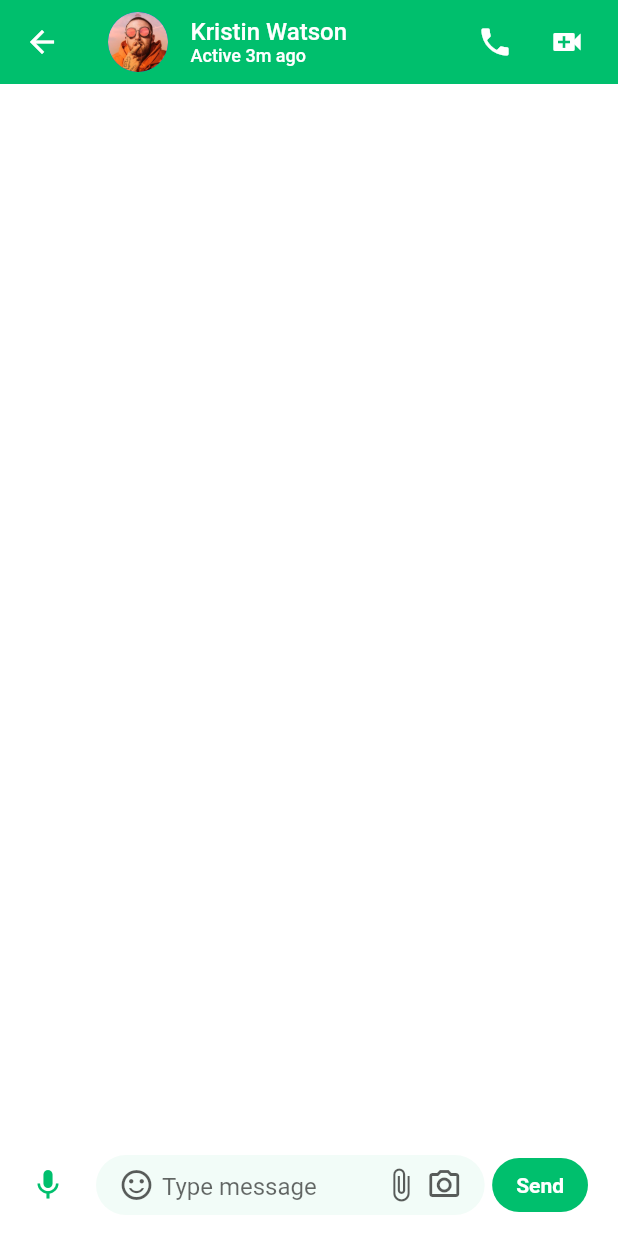
After one commit to gcanoxl/demos, a Flutter app: the MessagesScreen screen opened directly, on a phone screen of 412 x 824 dp. The commit adds this screen. Run offline on Flutter 3.47's test engine with Material 2 defaults, Android fonts, the phone set to English and light mode, and no system bars.

Commit message:
finish bottom of messagesscreen

```diff
--- a/flutterchat/lib/screens/chats/chats_screen.dart
+++ b/flutterchat/lib/screens/chats/chats_screen.dart
@@ -1,6 +1,6 @@
 import 'package:flutter/material.dart';
 import 'package:flutterchat/constants.dart';
-import 'package:flutterchat/screens/chats/components/body.dart';
+import 'package:flutterchat/screens/chats/components/chats_body.dart';
 
 class ChatsScreen extends StatefulWidget {
   const ChatsScreen({super.key});
@@ -15,7 +15,7 @@ class _ChatsScreenState extends State<ChatsScreen> {
   Widget build(BuildContext context) {
     return Scaffold(
       appBar: buildAppBar(),
-      body: const Body(),
+      body: const ChatsBody(),
       floatingActionButton: FloatingActionButton(
         onPressed: () {},
         backgroundColor: kPrimaryColor,
--- a/flutterchat/lib/screens/chats/components/body.dart
+++ b/flutterchat/lib/screens/chats/components/chats_body.dart
@@ -3,9 +3,10 @@ import 'package:flutterchat/components/filled_outline_button.dart';
 import 'package:flutterchat/constants.dart';
 import 'package:flutterchat/models/Chat.dart';
 import 'package:flutterchat/screens/chats/components/chat_card.dart';
+import 'package:flutterchat/screens/messages/messages_screen.dart';
 
-class Body extends StatelessWidget {
-  const Body({super.key});
+class ChatsBody extends StatelessWidget {
+  const ChatsBody({super.key});
 
   @override
   Widget build(BuildContext context) {
@@ -37,7 +38,11 @@ class Body extends StatelessWidget {
           itemCount: chatsData.length,
           itemBuilder: (context, index) => ChatCard(
             chat: chatsData[index],
-            onPressed: () {},
+            onPressed: () {
+              Navigator.of(context).push(MaterialPageRoute(
+                builder: (context) => const MessagesScreen(),
+              ));
+            },
           ),
         ))
       ],
--- /dev/null
+++ b/flutterchat/lib/screens/messages/components/messages_body.dart
@@ -0,0 +1,98 @@
+import 'package:flutter/material.dart';
+import 'package:flutterchat/constants.dart';
+
+class MessagesBody extends StatelessWidget {
+  const MessagesBody({super.key});
+
+  @override
+  Widget build(BuildContext context) {
+    return Column(
+      children: [
+        const Spacer(),
+        Container(
+          padding: const EdgeInsets.symmetric(
+            horizontal: kDefaultPadding,
+            vertical: kDefaultPadding / 2,
+          ),
+          decoration: BoxDecoration(
+            color: Theme.of(context).scaffoldBackgroundColor,
+          ),
+          child: SafeArea(
+            child: Row(
+              children: [
+                const Icon(Icons.mic, color: kPrimaryColor),
+                const SizedBox(width: kDefaultPadding),
+                Expanded(
+                  child: Container(
+                    padding: const EdgeInsets.symmetric(
+                        horizontal: kDefaultPadding * 0.75),
+                    height: 40,
+                    decoration: BoxDecoration(
+                      color: kPrimaryColor.withOpacity(0.05),
+                      borderRadius: BorderRadius.circular(40),
+                    ),
+                    child: Row(
+                      children: [
+                        Icon(
+                          Icons.sentiment_satisfied_alt_outlined,
+                          color: Theme.of(context)
+                              .textTheme
+                              .bodyLarge!
+                              .color
+                              ?.withOpacity(0.64),
+                        ),
+                        const SizedBox(width: kDefaultPadding / 4),
+                        const Expanded(
+                          child: TextField(
+                            decoration: InputDecoration(
+                              hintText: "Type message",
+                              border: InputBorder.none,
+                            ),
+                          ),
+                        ),
+                        Icon(
+                          Icons.attach_file,
+                          color: Theme.of(context)
+                              .textTheme
+                              .bodyLarge!
+                              .color
+                              ?.withOpacity(0.64),
+                        ),
+                        const SizedBox(width: kDefaultPadding / 4),
+                        Icon(
+                          Icons.camera_alt_outlined,
+                          color: Theme.of(context)
+                              .textTheme
+                              .bodyLarge!
+                              .color
+                              ?.withOpacity(0.64),
+                        ),
+                      ],
+                    ),
+                  ),
+                ),
+                const SizedBox(width: kDefaultPadding / 4),
+                MaterialButton(
+                  onPressed: () {},
+                  minWidth: 0,
+                  elevation: 0,
+                  shape: RoundedRectangleBorder(
+                    borderRadius: BorderRadius.circular(40),
+                  ),
+                  color: kPrimaryColor,
+                  child: const Text(
+                    "Send",
+                    style: TextStyle(
+                      color: Colors.white,
+                      fontWeight: FontWeight.w600,
+                    ),
+                  ),
+                ),
+              ],
+            ),
+          ),
+        ),
+      ],
+    );
+  }
+}
--- /dev/null
+++ b/flutterchat/lib/screens/messages/messages_screen.dart
@@ -0,0 +1,52 @@
+import 'package:flutter/material.dart';
+import 'package:flutterchat/constants.dart';
+import 'package:flutterchat/screens/messages/components/messages_body.dart';
+
+class MessagesScreen extends StatelessWidget {
+  const MessagesScreen({super.key});
+
+  @override
+  Widget build(BuildContext context) {
+    return Scaffold(
+      appBar: buildAppBar(),
+      body: const MessagesBody(),
+    );
+  }
+
+  AppBar buildAppBar() {
+    return AppBar(
+      title: const Row(
+        children: [
+          CircleAvatar(
+            backgroundImage: AssetImage("assets/images/user_2.png"),
+          ),
+          SizedBox(width: kDefaultPadding * 0.75),
+          Column(
+            crossAxisAlignment: CrossAxisAlignment.start,
+            children: [
+              Text(
+                "Kristin Watson",
+                style: TextStyle(fontSize: 16),
+              ),
+              Text(
+                "Active 3m ago",
+                style: TextStyle(fontSize: 12),
+              ),
+            ],
+          )
+        ],
+      ),
+      actions: [
+        IconButton(
+          onPressed: () {},
+          icon: const Icon(Icons.local_phone),
+        ),
+        IconButton(
+          onPressed: () {},
+          icon: const Icon(Icons.video_call),
+        ),
+        const SizedBox(width: kDefaultPadding / 2),
+      ],
+    );
+  }
+}
```
